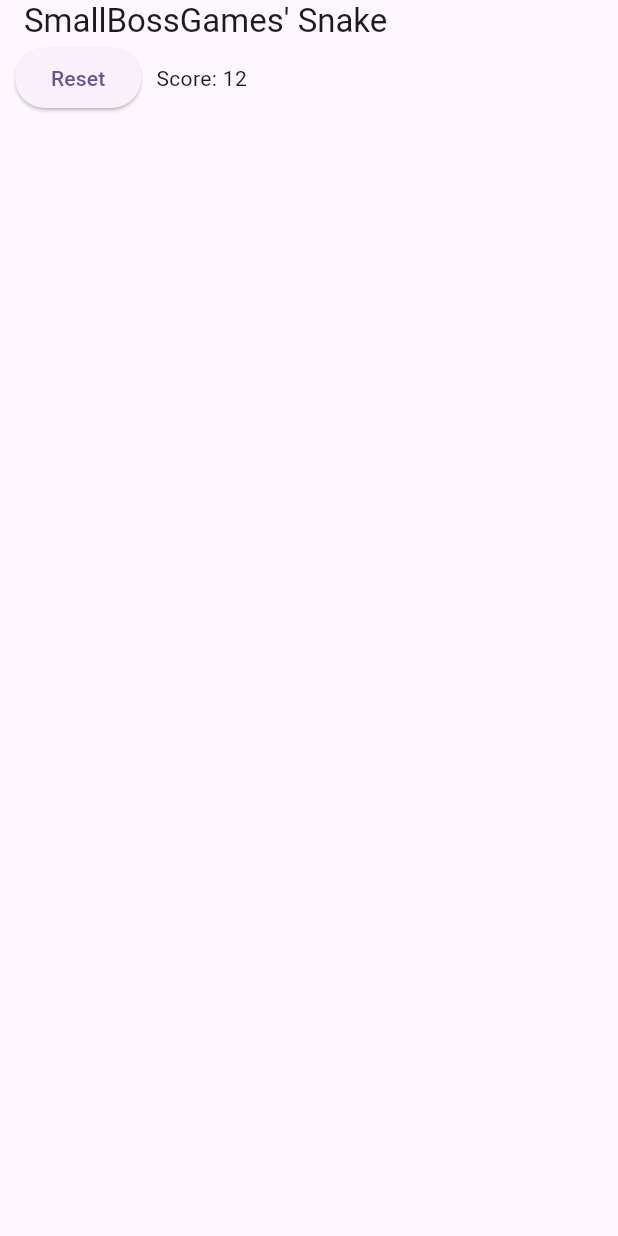
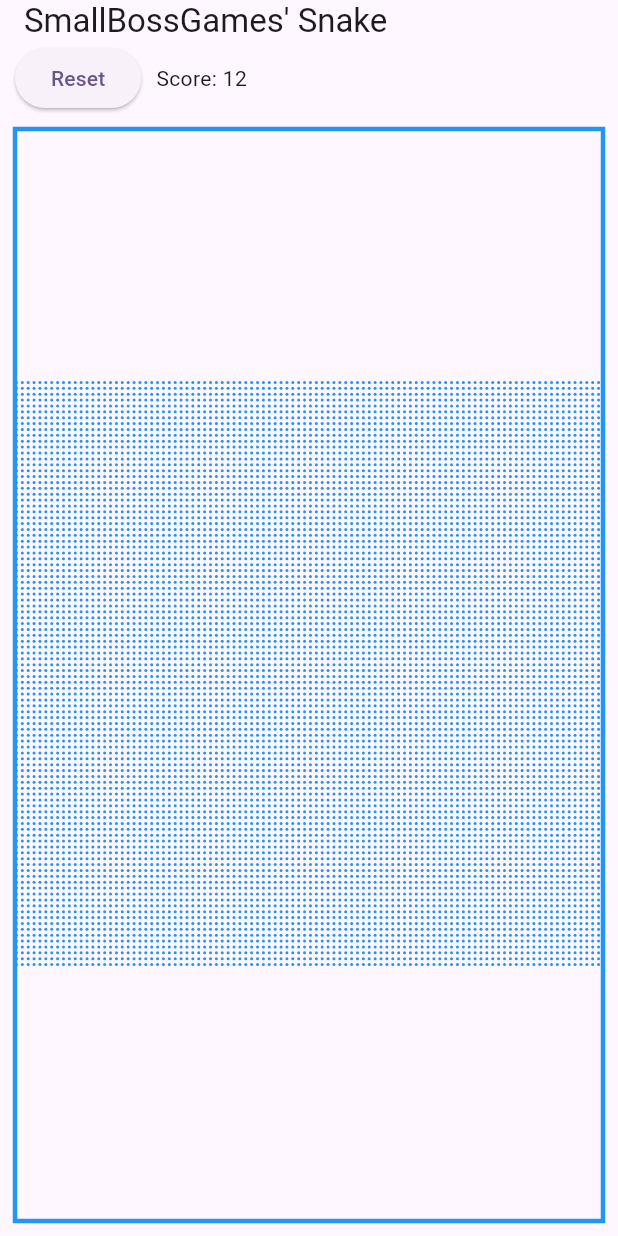
Before and after one commit to SmallBossGames/smallbossgames_flutter_snake, a Flutter app: the screen it shows after launch, on a phone screen of 412 x 824 dp. Run offline on Flutter 3.47's test engine with Material 3 defaults, Android fonts, the phone set to English and light mode, and no system bars.

Commit message:
Add debug points drawing

```diff
--- /dev/null
+++ b/lib/game_field.dart
@@ -0,0 +1,55 @@
+import 'package:flutter/material.dart';
+
+class GameField extends StatelessWidget {
+  const GameField({super.key});
+
+  @override
+  Widget build(BuildContext context) {
+    return const CustomPaint(
+      painter: _GameFieldPainter(pointsBySize: 100),
+    );
+  }
+}
+
+class _GameFieldPainter extends CustomPainter {
+  const _GameFieldPainter({required this.pointsBySize});
+
+  final int pointsBySize;
+
+  @override
+  void paint(Canvas canvas, Size size) {
+    _drawDebugPoints(canvas, size);
+    //canvas.po
+    canvas.drawRect(
+        Rect.fromLTRB(0, 0, size.width, size.height),
+        Paint()
+          ..color = Colors.blue
+          ..strokeWidth = 3
+          ..style = PaintingStyle.stroke);
+  }
+
+  @override
+  bool shouldRepaint(covariant CustomPainter oldDelegate) => true;
+
+  void _drawDebugPoints(Canvas canvas, Size size) {
+    final squareSize = size.shortestSide;
+    final step = squareSize / pointsBySize;
+    final offset = step / 2;
+    const dotRadius = 1.0;
+    final paint = Paint()
+      ..color = Colors.blue
+      ..strokeWidth = 3
+      ..style = PaintingStyle.fill;
+
+    final generalOffset = squareSize / 2;
+
+    for (int i = 0; i < pointsBySize; i++) {
+      for (int j = 0; j < pointsBySize; j++) {
+        final dx = step * i + offset - dotRadius - generalOffset;
+        final dy = step * j + offset - dotRadius - generalOffset;
+
+        canvas.drawCircle(size.center(Offset(dx, dy)), dotRadius, paint);
+      }
+    }
+  }
+}
--- a/lib/game_layout.dart
+++ b/lib/game_layout.dart
@@ -1,4 +1,5 @@
 import 'package:flutter/material.dart';
+import 'package:flutter_snake/game_field.dart';
 import 'package:flutter_snake/game_top_bar.dart';
 
 class GameLayout extends StatelessWidget {
@@ -18,10 +19,15 @@ class GameLayout extends StatelessWidget {
         bottom: const PreferredSize(
           preferredSize: Size.fromHeight(20),
           child: Padding(
-            padding: EdgeInsetsDirectional.symmetric(horizontal: 10),
-            child: GameTopBar(score: 12, whenReset: action)
-          ),
+              padding: EdgeInsetsDirectional.symmetric(horizontal: 10),
+              child: GameTopBar(score: 12, whenReset: action)),
         ),
+      ),
+      body: const Padding(
+        padding: EdgeInsets.all(10),
+        child: Column(
+            crossAxisAlignment: CrossAxisAlignment.stretch,
+            children: [Expanded(child: GameField())]),
       ),
     );
   }
```
